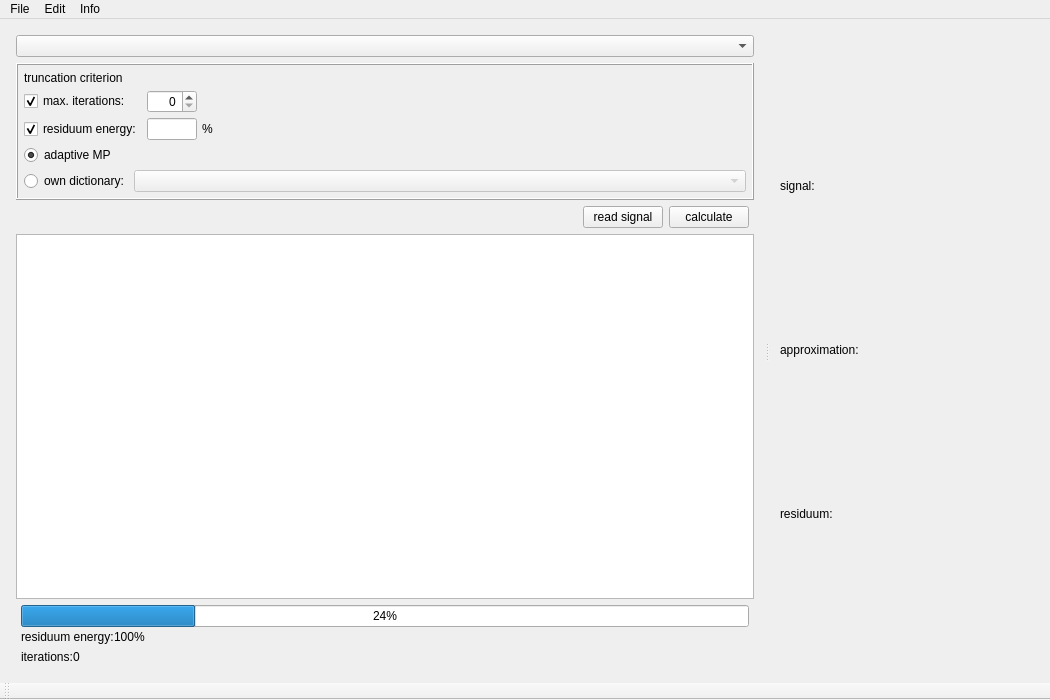
Above: examples/matchingPursuit/mainwindow.ui from mne-tools/mne-cpp before the change. Below: the same form after it.
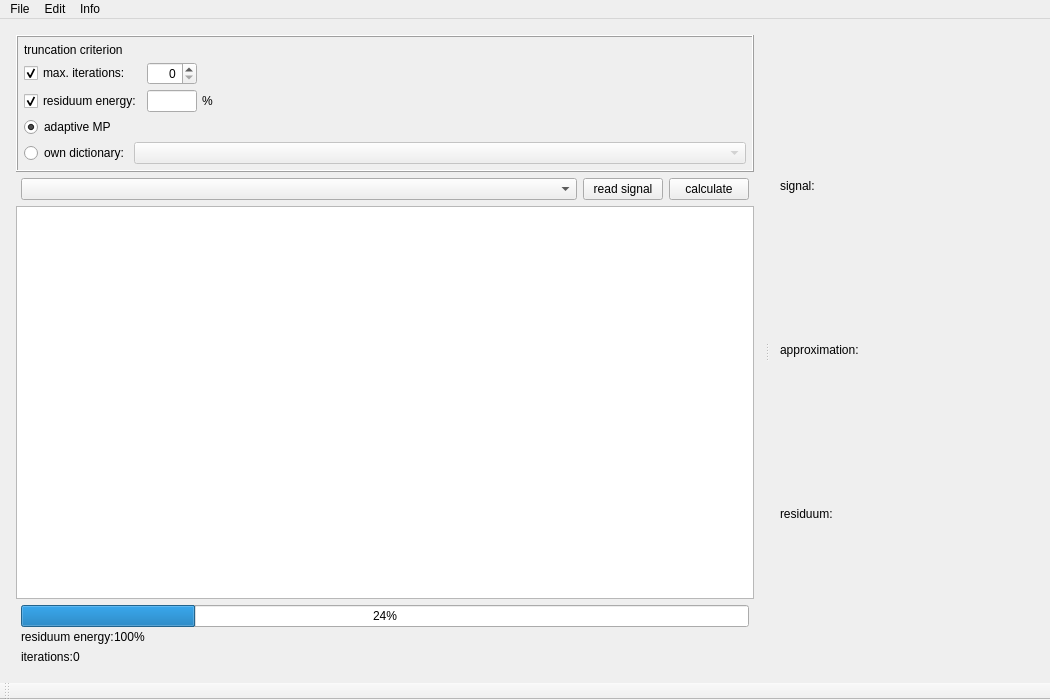
That is the form after the change. Icons and pictures are not drawn.

What changed in the file:
```diff
--- a/examples/matchingPursuit/mainwindow.ui
+++ b/examples/matchingPursuit/mainwindow.ui
@@ -62,9 +62,6 @@
       </property>
       <widget class="QWidget" name="layoutWidget">
        <layout class="QVBoxLayout" name="verticalLayout">
-        <item>
-         <widget class="QComboBox" name="cb_channels"/>
-        </item>
         <item>
          <widget class="QFrame" name="frame">
           <property name="frameShape">
@@ -211,7 +208,7 @@
          </widget>
         </item>
         <item>
-         <layout class="QHBoxLayout" name="horizontalLayout_2" stretch="1,0,0">
+         <layout class="QHBoxLayout" name="horizontalLayout_2" stretch="0,0,0">
           <property name="leftMargin">
            <number>5</number>
           </property>
@@ -219,20 +216,7 @@
            <number>5</number>
           </property>
           <item>
-           <spacer name="horizontalSpacer_4">
-            <property name="orientation">
-             <enum>Qt::Horizontal</enum>
-            </property>
-            <property name="sizeType">
-             <enum>QSizePolicy::Preferred</enum>
-            </property>
-            <property name="sizeHint" stdset="0">
-             <size>
-              <width>40</width>
-              <height>20</height>
-             </size>
-            </property>
-           </spacer>
+           <widget class="QComboBox" name="cb_channels"/>
           </item>
           <item>
            <widget class="QPushButton" name="btt_OpenSignal">
```
